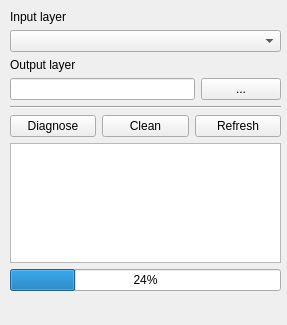
Old version of the form road_network_cleaner_dockwidget_base.ui in the repository spacesyntax/Rcl-topology-cleaner.
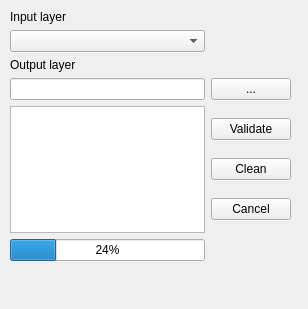
New version of the form.

```diff
--- a/road_network_cleaner_dockwidget_base.ui
+++ b/road_network_cleaner_dockwidget_base.ui
@@ -6,8 +6,8 @@
    <rect>
     <x>0</x>
     <y>0</y>
-    <width>287</width>
-    <height>325</height>
+    <width>308</width>
+    <height>309</height>
    </rect>
   </property>
   <property name="sizePolicy">
@@ -25,68 +25,26 @@
      <rect>
       <x>10</x>
       <y>10</y>
-      <width>271</width>
-      <height>281</height>
+      <width>281</width>
+      <height>251</height>
      </rect>
     </property>
-    <layout class="QGridLayout" name="gridLayout">
-     <item row="1" column="0">
-      <widget class="QComboBox" name="comboBox"/>
+    <layout class="QGridLayout" name="gridLayout_2">
+     <item row="3" column="1">
+      <widget class="QPushButton" name="browseButton">
+       <property name="text">
+        <string>...</string>
+       </property>
+      </widget>
+     </item>
+     <item row="5" column="0">
+      <widget class="QProgressBar" name="progressBar">
+       <property name="value">
+        <number>24</number>
+       </property>
+      </widget>
      </item>
      <item row="4" column="0">
-      <widget class="Line" name="line">
-       <property name="orientation">
-        <enum>Qt::Horizontal</enum>
-       </property>
-      </widget>
-     </item>
-     <item row="3" column="0">
-      <layout class="QHBoxLayout" name="horizontalLayout">
-       <item>
-        <widget class="QLineEdit" name="lineEdit"/>
-       </item>
-       <item>
-        <widget class="QPushButton" name="pushButton_3">
-         <property name="text">
-          <string>...</string>
-         </property>
-        </widget>
-       </item>
-      </layout>
-     </item>
-     <item row="0" column="0">
-      <widget class="QLabel" name="label">
-       <property name="text">
-        <string>Input layer </string>
-       </property>
-      </widget>
-     </item>
-     <item row="6" column="0">
-      <layout class="QHBoxLayout" name="horizontalLayout_2">
-       <item>
-        <widget class="QPushButton" name="pushButton">
-         <property name="text">
-          <string>Diagnose</string>
-         </property>
-        </widget>
-       </item>
-       <item>
-        <widget class="QPushButton" name="pushButton_2">
-         <property name="text">
-          <string>Clean</string>
-         </property>
-        </widget>
-       </item>
-       <item>
-        <widget class="QPushButton" name="pushButton_4">
-         <property name="text">
-          <string>Refresh</string>
-         </property>
-        </widget>
-       </item>
-      </layout>
-     </item>
-     <item row="8" column="0">
       <widget class="QTextEdit" name="textEdit"/>
      </item>
      <item row="2" column="0">
@@ -96,10 +54,41 @@
        </property>
       </widget>
      </item>
-     <item row="9" column="0">
-      <widget class="QProgressBar" name="progressBar">
-       <property name="value">
-        <number>24</number>
+     <item row="1" column="0">
+      <widget class="QComboBox" name="inputCombo"/>
+     </item>
+     <item row="3" column="0">
+      <widget class="QLineEdit" name="outputText"/>
+     </item>
+     <item row="4" column="1">
+      <layout class="QVBoxLayout" name="verticalLayout_2">
+       <item>
+        <widget class="QPushButton" name="validateButton">
+         <property name="text">
+          <string>Validate</string>
+         </property>
+        </widget>
+       </item>
+       <item>
+        <widget class="QPushButton" name="cleanButton">
+         <property name="text">
+          <string>Clean</string>
+         </property>
+        </widget>
+       </item>
+       <item>
+        <widget class="QPushButton" name="cancelButton">
+         <property name="text">
+          <string>Cancel</string>
+         </property>
+        </widget>
+       </item>
+      </layout>
+     </item>
+     <item row="0" column="0">
+      <widget class="QLabel" name="label">
+       <property name="text">
+        <string>Input layer </string>
        </property>
       </widget>
      </item>
```
Left out of the diff: 2 changed lines with no effect on the pictures.
